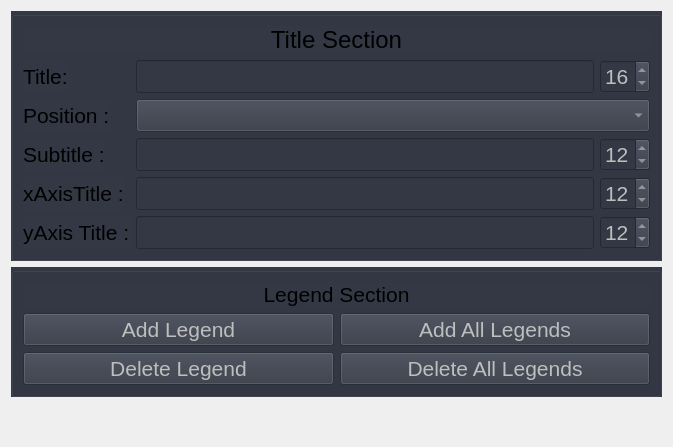
Above: View/ui/TitleWindow.ui from BETRU21/GraphicGenerator before the change. Below: the same form after it.
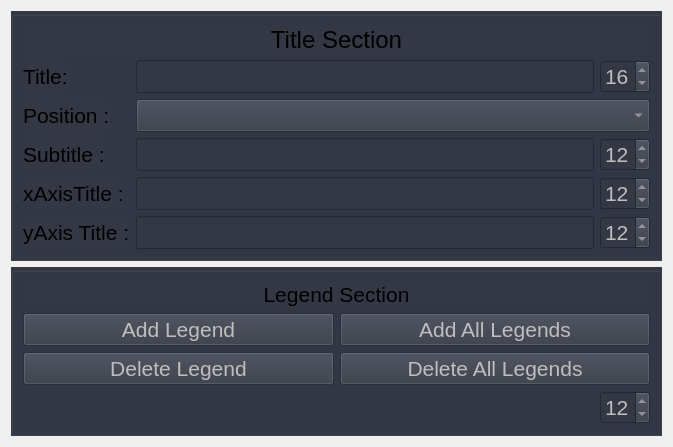
That is the form after the change.

Commit message: Add fontSize font legends and None for lineStyle

Patch:
```diff
--- a/View/ui/TitleWindow.ui
+++ b/View/ui/TitleWindow.ui
@@ -372,6 +372,47 @@
         </item>
        </layout>
       </item>
+      <item>
+       <layout class="QHBoxLayout" name="horizontalLayout_2">
+        <item>
+         <spacer name="horizontalSpacer">
+          <property name="orientation">
+           <enum>Qt::Horizontal</enum>
+          </property>
+          <property name="sizeHint" stdset="0">
+           <size>
+            <width>40</width>
+            <height>20</height>
+           </size>
+          </property>
+         </spacer>
+        </item>
+        <item>
+         <widget class="QSpinBox" name="sb_legend">
+          <property name="enabled">
+           <bool>false</bool>
+          </property>
+          <property name="maximumSize">
+           <size>
+            <width>50</width>
+            <height>16777215</height>
+           </size>
+          </property>
+          <property name="font">
+           <font>
+            <pointsize>16</pointsize>
+           </font>
+          </property>
+          <property name="maximum">
+           <number>1000</number>
+          </property>
+          <property name="value">
+           <number>12</number>
+          </property>
+         </widget>
+        </item>
+       </layout>
+      </item>
      </layout>
     </widget>
    </item>
```
The commit also changes 2 other files.
